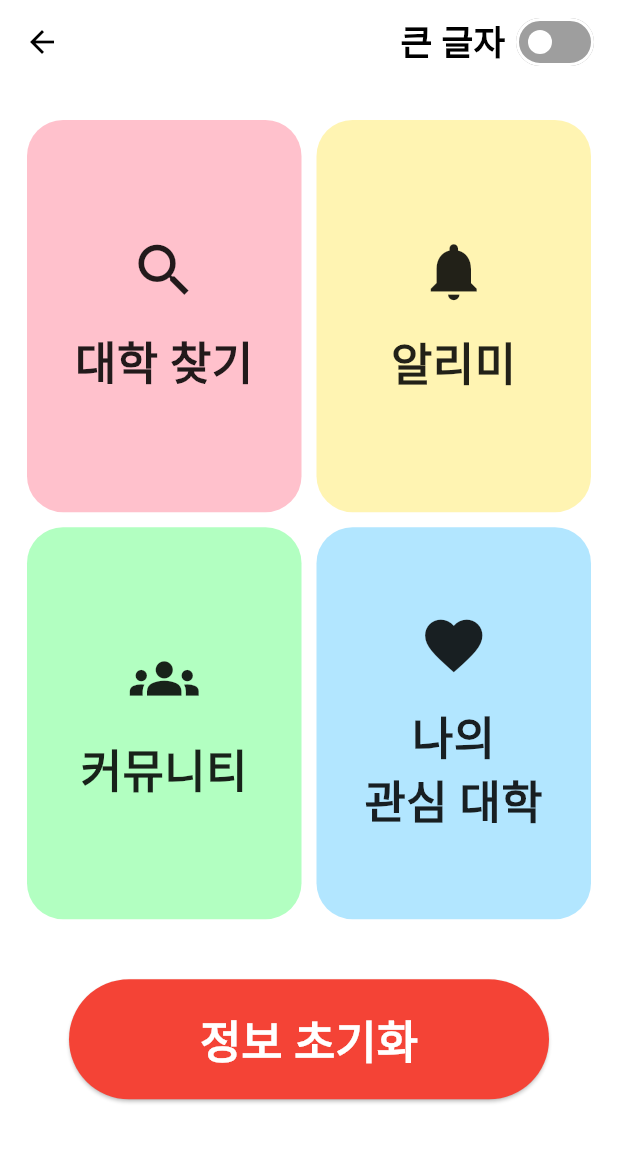
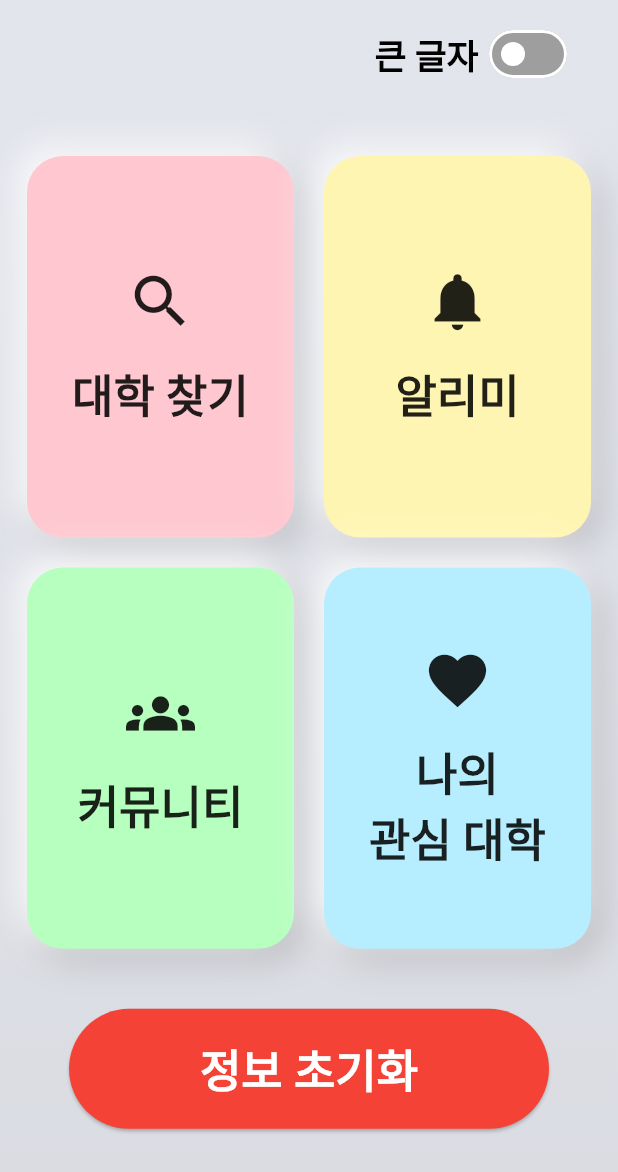
Before and after one commit to BlueDragonThon/FRONT, a Flutter app: the MobileMainScreen screen opened by its route, on a phone screen of 412 x 824 dp. Shown: the top 1172 px of the screen. Run offline on Flutter 3.47's test engine with Material 3 defaults, Android fonts, the phone set to English and light mode, and no system bars; our stand-ins replace flutter_dotenv, flutter_local_notifications, geocoding, geolocator, shared_preferences, timezone; accounts and stored records are empty; Roboto replaces fonts that are missing (Pretendard).

Commit message:
feat: 스플래시 모션 연계, UI 수정 (뉴모피즘 디자인)

```diff
--- a/lib/screens/mobile_main_screen.dart
+++ b/lib/screens/mobile_main_screen.dart
@@ -1,10 +1,10 @@
 import 'package:flutter/material.dart';
-import 'package:flutter/services.dart'; // 진동 피드백을 위해 필요
+import 'package:flutter/services.dart';
 import 'package:shared_preferences/shared_preferences.dart';
 
-// 이동할 스크린들 import (직접 사용하실 때 import 경로를 맞춰주세요)
-import 'search.dart'; // 대학 찾기(첫 번째 버튼)
-import 'reminder.dart'; // 알리미(두 번째 버튼)
+// 이동할 스크린들 import
+import 'search.dart';
+import 'reminder.dart';
 
 class MobileMainScreen extends StatefulWidget {
   const MobileMainScreen({Key? key}) : super(key: key);
@@ -29,19 +29,20 @@ class _MobileMainScreenState extends State<MobileMainScreen> {
     '나의\n관심 대학',
   ];
 
+  // "조금 더 진한" 파스텔 톤
   final List<Color> buttonColors = [
-    const Color(0xFFFFC1CC),
-    const Color(0xFFFFF4B2),
-    const Color(0xFFB2FFC1),
-    const Color(0xFFB2E6FF),
+    const Color(0xFFFFC8D0), // 기존보다 살짝 더 진한 핑크
+    const Color(0xFFFFF5B3), // 노랑
+    const Color(0xFFB7FFBF), // 그린
+    const Color(0xFFB7EEFF), // 블루
   ];
 
-  // 버튼에 사용할 아이콘 (순서 동일하게)
+  // 버튼 아이콘
   final List<IconData> buttonIcons = [
-    Icons.search,         // 대학 찾기
-    Icons.notifications,  // 알리미
-    Icons.groups,         // 커뮤니티
-    Icons.favorite,       // 나의 관심 대학
+    Icons.search,
+    Icons.notifications,
+    Icons.groups,
+    Icons.favorite,
   ];
 
   @override
@@ -50,7 +51,6 @@ class _MobileMainScreenState extends State<MobileMainScreen> {
     _loadUserData();
   }
 
-  // SharedPreferences에서 사용자 정보 로드
   Future<void> _loadUserData() async {
     final prefs = await SharedPreferences.getInstance();
     setState(() {
@@ -60,14 +60,12 @@ class _MobileMainScreenState extends State<MobileMainScreen> {
     });
   }
 
-  // 정보 초기화 기능 (기존 기능 유지)
   Future<void> _resetData() async {
     final prefs = await SharedPreferences.getInstance();
     await prefs.clear();
     Navigator.pushNamedAndRemoveUntil(context, '/', (route) => false);
   }
 
-  // 버튼 클릭 시 스크린 이동 로직
   void _navigateTo(BuildContext context, Widget screen) {
     Navigator.push(
       context,
@@ -75,50 +73,84 @@ class _MobileMainScreenState extends State<MobileMainScreen> {
     );
   }
 
-  // 버튼별로 동작을 분기
   void _onButtonTap(int index) {
-    // 먼저 진동 피드백
     HapticFeedback.mediumImpact();
-
     switch (index) {
-      case 0: // '대학 찾기'
+      case 0: // 대학 찾기
         _navigateTo(context, const Search());
         break;
-      case 1: // '알리미'
+      case 1: // 알리미
         _navigateTo(context, const CollegeReminderScreen());
         break;
-      case 2: // '커뮤니티'
-      // 기존 로직 유지 or 추가 화면
+      case 2: // 커뮤니티
         break;
-      case 3: // '나의 관심 대학'
-      // 기존 로직 유지 or 추가 화면
+      case 3: // 나의 관심 대학
         break;
     }
   }
 
   @override
   Widget build(BuildContext context) {
-    // 글자 크기를 토글할 때 사용될 폰트 사이즈
+    // 큰 글자 모드에 따라 폰트 크기 달라짐
     final double baseFontSize = _isLargeText ? 40.0 : 30.0;
 
     return Scaffold(
-      // AppBar에 title을 없애고, 오른쪽에만 큰 글자 모드 스위치 표시
-      appBar: AppBar(
-        elevation: 0,
-        title: null, // 메인화면 텍스트 제거
-        centerTitle: false,
-        actions: [
+      body: LayoutBuilder(
+        builder: (context, constraints) {
+          final screenWidth = constraints.maxWidth;
+          final screenHeight = constraints.maxHeight;
+
+          return Stack(
+            children: [
+              // 배경 그라데이션 (이전보다 조금 더 진한 느낌)
+              Container(
+                decoration: const BoxDecoration(
+                  gradient: LinearGradient(
+                    begin: Alignment.topCenter,
+                    end: Alignment.bottomCenter,
+                    colors: [
+                      Color(0xFFE3E5ED), // 연한 회색
+                      Color(0xFFDADCE2), // 조금 더 진한 회색
+                    ],
+                  ),
+                ),
+              ),
+              // 스플래시 원(Hero)와 연결된 부분
+              Positioned(
+                top: -0.4 * screenHeight,
+                left: -0.1 * screenWidth, // 왼쪽 바깥
+                child: Hero(
+                  tag: 'transitionCircle',
+                  child: Container(
+                    width: 1.6 * screenWidth,
+                    height: 1.6 * screenHeight,
+                    decoration: const BoxDecoration(
+                      shape: BoxShape.circle,
+                      color: Colors.transparent,
+                    ),
+                  ),
+                ),
+              ),
+              SafeArea(
+                child: SingleChildScrollView(
+                  padding: const EdgeInsets.symmetric(horizontal: 18.0),
+                  child: Column(
+                    children: [
+                      const SizedBox(height: 12),
+                      // 상단: '큰 글자' 스위치
                       Row(
+                        mainAxisAlignment: MainAxisAlignment.end,
                         children: [
-              Text(
-                '큰 글자',
+                          AnimatedDefaultTextStyle(
+                            duration: const Duration(milliseconds: 300),
                             style: TextStyle(
-                  fontSize: 23,
+                              fontSize: _isLargeText ? 28 : 23,
                               fontWeight: FontWeight.w600,
                               color: Colors.black,
                             ),
+                            child: const Text('큰 글자'),
                           ),
-              SizedBox(width: 3,),
+                          const SizedBox(width: 3),
                           Switch(
                             value: _isLargeText,
                             onChanged: (value) {
@@ -126,7 +158,6 @@ class _MobileMainScreenState extends State<MobileMainScreen> {
                                 _isLargeText = value;
                               });
                             },
-                // 토글이 항상 보이도록 트랙 색상 지정
                             inactiveThumbColor: Colors.white,
                             inactiveTrackColor: Colors.grey,
                             activeColor: Colors.white,
@@ -135,38 +166,34 @@ class _MobileMainScreenState extends State<MobileMainScreen> {
                           const SizedBox(width: 12),
                         ],
                       ),
-        ],
+                      const SizedBox(height: 20),
+
+                      // 사용자 이름
+                      if (userName != null && userName!.isNotEmpty)
+                        AnimatedDefaultTextStyle(
+                          duration: const Duration(milliseconds: 300),
+                          style: TextStyle(
+                            fontSize: baseFontSize + 6,
+                            fontWeight: FontWeight.bold,
+                            color: Colors.black,
                           ),
-      body: SafeArea(
-        // 내용이 많아질 경우 스크롤 가능하도록 변경
-        child: SingleChildScrollView(
-          padding: const EdgeInsets.fromLTRB(18.0, 0, 18, 0),
-          child: Column(
-            children: [
-              // 상단: 이름만 표시(있을 경우)
-              if (userName != null && userName!.isNotEmpty)
-                Text(
+                          child: Text(
                             '$userName 님 안녕하세요!',
-                  style: TextStyle(
-                    fontSize: baseFontSize + 6,  // 이름은 좀 더 크게
-                    fontWeight: FontWeight.bold,
+                            textAlign: TextAlign.center,
                           ),
-                  textAlign: TextAlign.center,
                         ),
                       const SizedBox(height: 24),
 
-              // 버튼들을 2열 그리드로 배치
+                      // 2 x 2 버튼
                       GridView.count(
                         shrinkWrap: true,
                         physics: const NeverScrollableScrollPhysics(),
                         crossAxisCount: 2,
-                mainAxisSpacing: 10,
-                crossAxisSpacing: 10,
-                // childAspectRatio가 작을수록 세로로 길어짐
-                // 더 크게 보이도록 0.7 ~ 0.8 정도로 설정
+                        mainAxisSpacing: 20,
+                        crossAxisSpacing: 20,
                         childAspectRatio: 0.7,
                         children: List.generate(buttonTexts.length, (index) {
-                  return _SeniorFriendlyButton(
+                          return _NeumorphicButton(
                             text: buttonTexts[index],
                             icon: buttonIcons[index],
                             color: buttonColors[index],
@@ -183,7 +210,6 @@ class _MobileMainScreenState extends State<MobileMainScreen> {
                         height: 80,
                         child: ElevatedButton(
                           onPressed: () {
-                    // 진동 피드백
                             HapticFeedback.heavyImpact();
                             _resetData();
                           },
@@ -201,23 +227,28 @@ class _MobileMainScreenState extends State<MobileMainScreen> {
                           ),
                         ),
                       ),
+                      const SizedBox(height: 40),
                     ],
                   ),
                 ),
+              ),
+            ],
+          );
+        },
       ),
     );
   }
 }
 
-/// 노인 친화적 버튼 스타일 위젯
-class _SeniorFriendlyButton extends StatelessWidget {
+/// 뉴모피즘 + 그림자 강조
+class _NeumorphicButton extends StatelessWidget {
   final String text;
   final IconData icon;
   final Color color;
   final VoidCallback? onTap;
   final double fontSize;
 
-  const _SeniorFriendlyButton({
+  const _NeumorphicButton({
     Key? key,
     required this.text,
     required this.icon,
@@ -228,10 +259,9 @@ class _SeniorFriendlyButton extends StatelessWidget {
 
   @override
   Widget build(BuildContext context) {
-    // 노인 친화적: 버튼 자체 크기를 크게 하고, 여백을 많이 줌
+    // 큰 글자 변환 애니메이션을 위해 AnimatedDefaultTextStyle 사용
     return InkWell(
       onTap: () {
-        // 버튼 눌렀을 때 진동 피드백
         HapticFeedback.lightImpact();
         onTap?.call();
       },
@@ -241,6 +271,19 @@ class _SeniorFriendlyButton extends StatelessWidget {
         decoration: BoxDecoration(
           color: color,
           borderRadius: BorderRadius.circular(24),
+          // 그림자 더 강조
+          boxShadow: [
+            BoxShadow(
+              color: Colors.black.withOpacity(0.2),
+              offset: const Offset(6, 6),
+              blurRadius: 20,
+            ),
+            BoxShadow(
+              color: Colors.white.withOpacity(0.99),
+              offset: const Offset(-6, -6),
+              blurRadius: 20,
+            ),
+          ],
         ),
         child: Center(
           child: Column(
@@ -248,18 +291,22 @@ class _SeniorFriendlyButton extends StatelessWidget {
             children: [
               Icon(
                 icon,
-                size: fontSize + 16, // 텍스트보다 더 크게
+                size: fontSize + 16,
                 color: Colors.black87,
               ),
               const SizedBox(height: 16),
-              Text(
-                text,
+              // 텍스트가 커졌다 작아지도록 AnimatedDefaultTextStyle
+              AnimatedDefaultTextStyle(
+                duration: const Duration(milliseconds: 300),
                 style: TextStyle(
                   fontSize: fontSize,
                   fontWeight: FontWeight.bold,
                   color: Colors.black87,
                 ),
+                child: Text(
+                  text,
                   textAlign: TextAlign.center,
+                ),
               ),
             ],
           ),
```
Also changed, not shown: lib/screens/mobile_splash_screen.dart (+116 -13 lines). Lines whose indentation alone changed are shown as unchanged.
